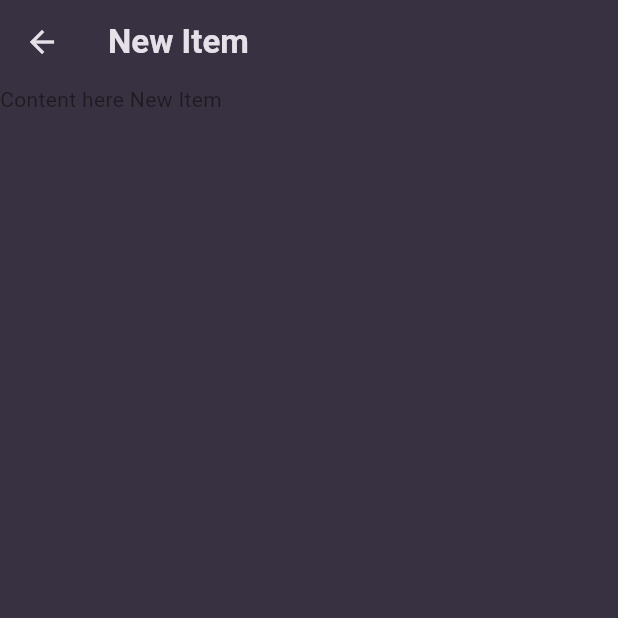
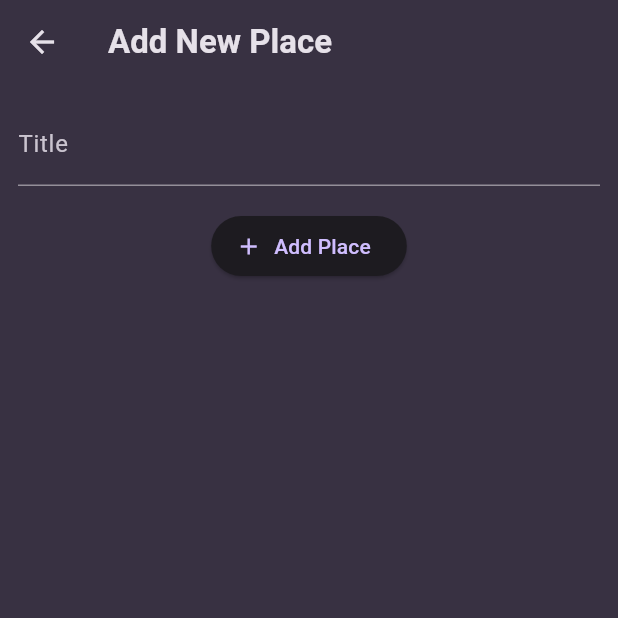
Before and after one commit to gusjabar/flutter, a Flutter app: the screen it shows after launch, after a tap on the "add" icon, on a phone screen of 412 x 824 dp, the top half of it. Run offline on Flutter 3.47's test engine with Material 3 defaults, Android fonts, the light colour scheme and no system bars; our stand-ins replace flutter_riverpod, google_fonts, transparent_image.

Commit message:
adde crud with riverpod

```diff
--- a/favorite_places_app/lib/main.dart
+++ b/favorite_places_app/lib/main.dart
@@ -1,5 +1,6 @@
-import 'package:favorite_places_app/screens/places-list.dart';
+import 'package:favorite_places_app/screens/places.dart';
 import 'package:flutter/material.dart';
+import 'package:flutter_riverpod/flutter_riverpod.dart';
 
 import 'package:google_fonts/google_fonts.dart';
 
@@ -26,17 +27,16 @@ final theme = ThemeData().copyWith(
 );
 
 void main() {
-  runApp(
-    const MyApp(),
-  );
+  //make riverpod available to the entire appƒ
+  runApp(const ProviderScope(child: MyApp()));
 }
 
 class MyApp extends StatelessWidget {
-  const MyApp({Key? key}) : super(key: key);
+  const MyApp({super.key});
 
   @override
   Widget build(BuildContext context) {
     return MaterialApp(
-        title: 'Great Places', theme: theme, home: PlacesListScreen());
+        title: 'Great Places', theme: theme, home: const PlacesScreen());
   }
 }
--- a/favorite_places_app/lib/models/places.dart
+++ b/favorite_places_app/lib/models/places.dart
@@ -1,6 +1,10 @@
+import 'package:uuid/uuid.dart';
+
+const uuid = Uuid();
+
 class Places {
   final String id;
   final String title;
 
-  Places({required this.id, required this.title});
+  Places({required this.title}) : id = uuid.v4();
 }
--- /dev/null
+++ b/favorite_places_app/lib/providers/user_places.dart
@@ -0,0 +1,14 @@
+import 'package:favorite_places_app/models/places.dart';
+import 'package:flutter_riverpod/flutter_riverpod.dart';
+
+class UserPlacesNotifier extends StateNotifier<List<Places>> {
+  UserPlacesNotifier() : super([]);
+
+  void addPlace(String title) {
+    state = [...state, Places(title: title)];
+  }
+}
+
+final userPlacesProvider =
+    StateNotifierProvider<UserPlacesNotifier, List<Places>>(
+        (ref) => UserPlacesNotifier());
--- a/favorite_places_app/lib/screens/new_place.dart
+++ b/favorite_places_app/lib/screens/new_place.dart
@@ -1,17 +1,61 @@
+import 'package:favorite_places_app/providers/user_places.dart';
 import 'package:flutter/material.dart';
+import 'package:flutter_riverpod/flutter_riverpod.dart';
 
-class NewPlace extends StatelessWidget {
-  const NewPlace({super.key});
+class NewPlaceScreen extends ConsumerStatefulWidget {
+  const NewPlaceScreen({super.key});
+
+  @override
+  ConsumerState<NewPlaceScreen> createState() => _NewPlaceState();
+}
+
+class _NewPlaceState extends ConsumerState<NewPlaceScreen> {
+  final _titleController = TextEditingController();
+
+  void _savePlace() {
+    final enteredText = _titleController.text;
+    if (enteredText.isEmpty) {
+      return;
+    }
+    ref.read(userPlacesProvider.notifier).addPlace(enteredText);
+    Navigator.of(context).pop();
+  }
+
+  @override
+  void dispose() {
+    _titleController.dispose();
+    super.dispose();
+  }
 
   @override
   Widget build(BuildContext context) {
     return Scaffold(
       appBar: AppBar(
-        title: const Text('New Item'),
+        title: const Text('Add New Place'),
       ),
-      body: const Column(
+      body: Column(
         children: [
-          Text('Content here New Item'),
+          SingleChildScrollView(
+            padding: const EdgeInsets.all(12),
+            child: Column(
+              children: [
+                TextField(
+                  decoration: const InputDecoration(labelText: 'Title'),
+                  controller: _titleController,
+                  style:
+                      TextStyle(color: Theme.of(context).colorScheme.onSurface),
+                ),
+                const SizedBox(
+                  height: 16,
+                ),
+                ElevatedButton.icon(
+                  onPressed: _savePlace,
+                  icon: const Icon(Icons.add),
+                  label: const Text('Add Place'),
+                )
+              ],
+            ),
+          ),
         ],
       ),
     );
--- /dev/null
+++ b/favorite_places_app/lib/screens/place_details.dart
@@ -0,0 +1,25 @@
+import 'package:favorite_places_app/models/places.dart';
+import 'package:flutter/material.dart';
+
+class PlaceDetailsScreen extends StatelessWidget {
+  const PlaceDetailsScreen({super.key, required this.place});
+  final Places place;
+
+  @override
+  Widget build(BuildContext context) {
+    return Scaffold(
+      appBar: AppBar(
+        title: Text(place.title),
+      ),
+      body: Center(
+        child: Text(
+          place.title,
+          style: Theme.of(context)
+              .textTheme
+              .bodyLarge!
+              .copyWith(color: Theme.of(context).colorScheme.onSurface),
+        ),
+      ),
+    );
+  }
+}
--- a/favorite_places_app/lib/screens/places-list.dart
+++ /dev/null
@@ -1,34 +0,0 @@
-import 'package:favorite_places_app/screens/new_place.dart';
-import 'package:flutter/material.dart';
-
-class PlacesListScreen extends StatefulWidget {
-  const PlacesListScreen({super.key});
-
-  @override
-  State<StatefulWidget> createState() {
-    return PlacesListScreenState();
-  }
-}
-
-class PlacesListScreenState extends State<PlacesListScreen> {
-  void _addNew() {
-    Navigator.of(context).push(
-      MaterialPageRoute(
-        builder: (ctx) => const NewPlace(),
-      ),
-    );
-  }
-
-  @override
-  Widget build(BuildContext context) {
-    Widget content = Scaffold(
-      appBar: AppBar(
-        title: const Text('Your Places'),
-        actions: [IconButton(onPressed: _addNew, icon: const Icon(Icons.add))],
-      ),
-      body: const Text('Content here'),
-    );
-
-    return content;
-  }
-}
--- /dev/null
+++ b/favorite_places_app/lib/screens/places.dart
@@ -0,0 +1,35 @@
+import 'package:favorite_places_app/providers/user_places.dart';
+import 'package:favorite_places_app/screens/new_place.dart';
+import 'package:favorite_places_app/widgets/places_list.dart';
+import 'package:flutter/material.dart';
+import 'package:flutter_riverpod/flutter_riverpod.dart';
+
+class PlacesScreen extends ConsumerWidget {
+  const PlacesScreen({super.key});
+
+  @override
+  Widget build(BuildContext context, WidgetRef ref) {
+    final userPlaces = ref.watch(userPlacesProvider);
+
+    Widget content = Scaffold(
+      appBar: AppBar(
+        title: const Text('Your Places'),
+        actions: [
+          IconButton(
+            onPressed: () {
+              Navigator.of(context).push(
+                MaterialPageRoute(
+                  builder: (ctx) => const NewPlaceScreen(),
+                ),
+              );
+            },
+            icon: const Icon(Icons.add),
+          ),
+        ],
+      ),
+      body: PlacesList(places: userPlaces),
+    );
+
+    return content;
+  }
+}
--- /dev/null
+++ b/favorite_places_app/lib/widgets/places_list.dart
@@ -0,0 +1,45 @@
+import 'package:favorite_places_app/models/places.dart';
+import 'package:favorite_places_app/screens/place_details.dart';
+import 'package:flutter/material.dart';
+
+class PlacesList extends StatelessWidget {
+  const PlacesList({super.key, required this.places});
+
+  final List<Places> places;
+
+  @override
+  Widget build(BuildContext context) {
+    Widget content = ListView.builder(
+      itemCount: places.length,
+      itemBuilder: (ctx, index) => ListTile(
+        title: Text(
+          places[index].title,
+          style: Theme.of(context)
+              .textTheme
+              .titleMedium!
+              .copyWith(color: Theme.of(context).colorScheme.onSurface),
+        ),
+        onTap: () {
+          Navigator.of(context).push(
+            MaterialPageRoute(
+              builder: (ctx) => PlaceDetailsScreen(place: places[index]),
+            ),
+          );
+        },
+      ),
+    );
+
+    if (places.isEmpty) {
+      content = Center(
+        child: Text(
+          'Not placess added yet!',
+          style: Theme.of(context)
+              .textTheme
+              .bodyLarge!
+              .copyWith(color: Theme.of(context).colorScheme.onSurface),
+        ),
+      );
+    }
+    return content;
+  }
+}
--- a/favorite_places_app/pubspec.yaml
+++ b/favorite_places_app/pubspec.yaml
@@ -37,6 +37,7 @@ dependencies:
   cupertino_icons: ^1.0.6
   google_fonts: ^6.2.1
   flutter_riverpod: ^2.5.1
+  uuid: ^4.4.0
 
 dev_dependencies:
   flutter_test:
```
Also changed, not shown: favorite_places_app/pubspec.lock.
